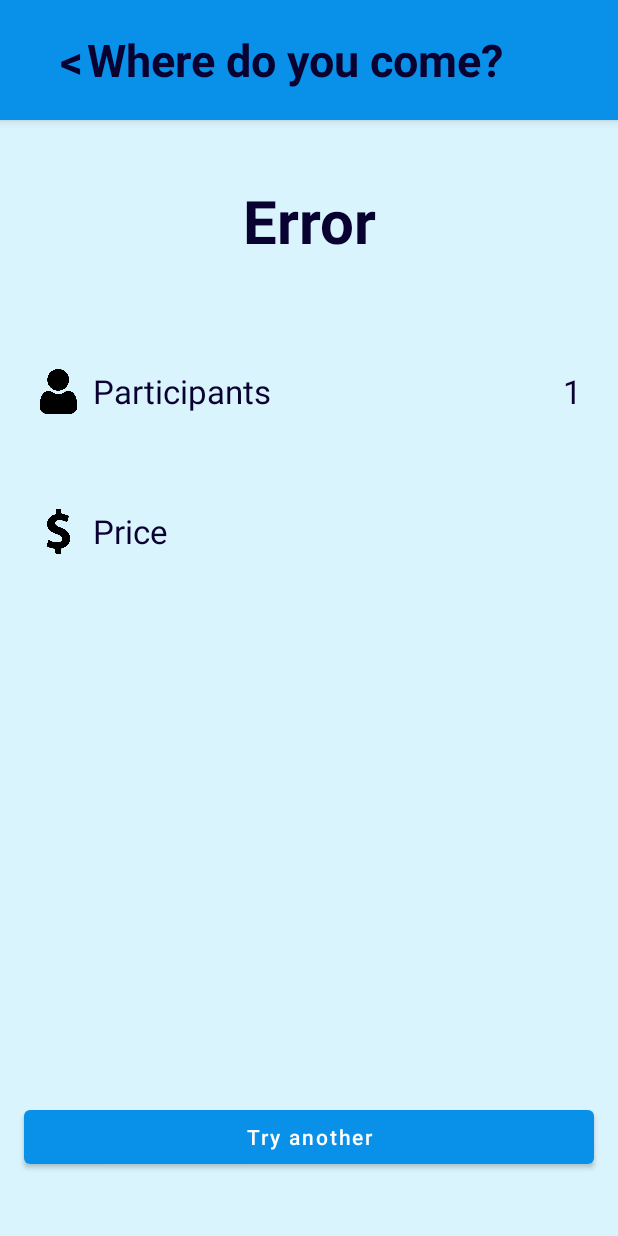
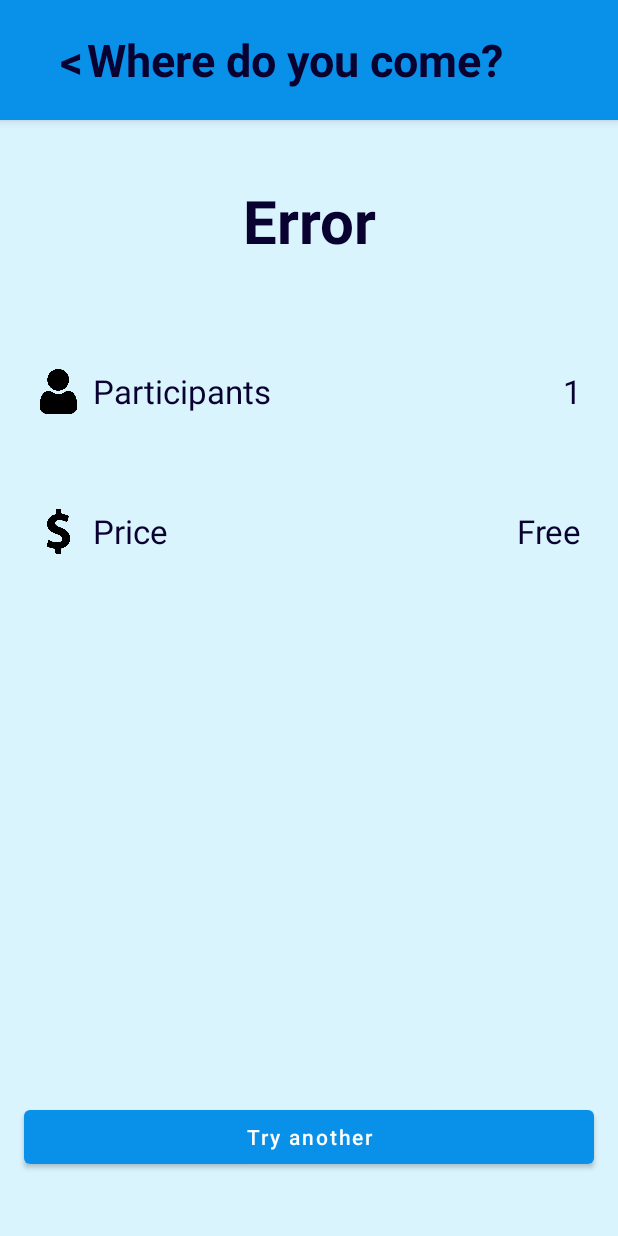
Before and after one commit to GSaucedoA/NotBored, an Android app: the SuggestionActivity screen opened directly, with no data from a screen before it, on a phone screen of 412 x 824 dp. Run offline under Robolectric (Android 15) with nearby library versions, the phone set to English and light mode, and no system bars.

```diff
--- a/app/src/main/java/dev/cynomys/notbored/SuggestionActivity.kt
+++ b/app/src/main/java/dev/cynomys/notbored/SuggestionActivity.kt
@@ -27,11 +27,56 @@ class SuggestionActivity : AppCompatActivity() {
             }
         }
 
-        binding.suggestionTitle.text = sharedPreferences.getString(Const.SUGGESTION, "Error")
-        binding.participantsCount.text = sharedPreferences.getString(Const.PARTICIPANTS_COUNT, "0")
+        var category: String? = null
         if (title == "Random") {
             binding.categoryLayout.visibility = View.VISIBLE
-            binding.categoryText.text = resources.getStringArray(R.array.activitiesList).random()
+            category = resources.getStringArray(R.array.activitiesList).random()
+        }
+        setInfo(
+            sharedPreferences.getString(Const.SUGGESTION, "Error"),
+            sharedPreferences.getString(Const.PARTICIPANTS_COUNT, "0"),
+            getPrice(0f),
+            category
+        )
+        binding.tryAnother.setOnClickListener {
+            tryAnother()
         }
     }
+
+    private fun setInfo(
+        suggestionTitle: String?,
+        participantsCount: String?,
+        price: String?,
+        category: String?
+    ) {
+        suggestionTitle?.let {
+            binding.suggestionTitle.text = it
+        }
+        participantsCount?.let {
+            binding.participantsCount.text = it
+        }
+        price?.let {
+            binding.priceString.text = it
+        }
+        category?.let {
+            binding.categoryText.text = it
+        }
+    }
+
+    private fun tryAnother() {
+        setInfo(
+            resources.getStringArray(R.array.activitiesSuggestions).random(),
+            null,
+            null,
+            resources.getStringArray(R.array.activitiesList).random()
+        )
+    }
+
+    private fun getPrice(price: Float): String {
+        var stringPrice = "Free"
+        if (price > 0 && price <= 0.3) stringPrice = "Low"
+        else if (price > 0.3 && price <= 0.6) stringPrice = "medium"
+        else if (price > 0.6) stringPrice = "High"
+        return stringPrice
+    }
 }
```
